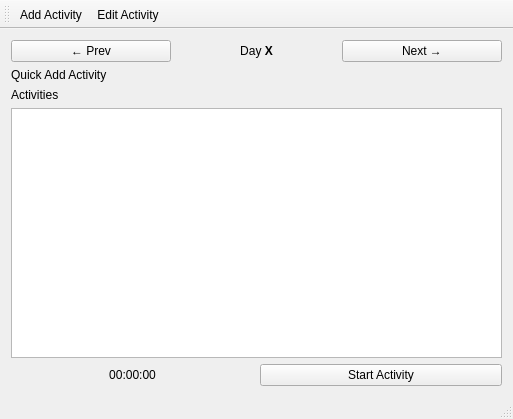
miere43/jatt, file src/TimeTracker/mainwindow.ui: the form before one commit.
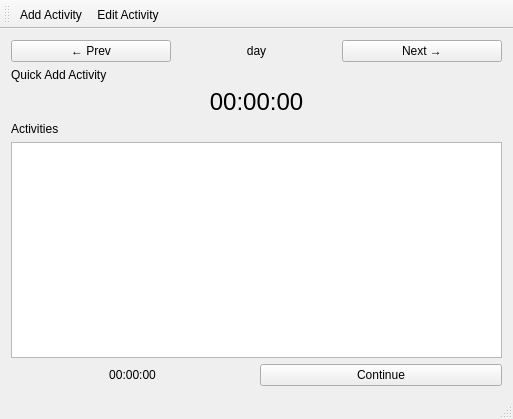
The form after the commit.

```diff
--- a/src/TimeTracker/mainwindow.ui
+++ b/src/TimeTracker/mainwindow.ui
@@ -29,8 +29,11 @@
         <property name="layoutDirection">
          <enum>Qt::LeftToRight</enum>
         </property>
+        <property name="styleSheet">
+         <string>#timePeriodTotalTimeLabel { font-size: 18pt; }</string>
+        </property>
         <property name="text">
-         <string>&lt;html&gt;&lt;head/&gt;&lt;body&gt;&lt;p&gt;Day&lt;span style=&quot; font-weight:600;&quot;&gt; X&lt;/span&gt;&lt;/p&gt;&lt;/body&gt;&lt;/html&gt;</string>
+         <string>&lt;html&gt;&lt;head/&gt;&lt;body&gt;&lt;p&gt;day&lt;/p&gt;&lt;/body&gt;&lt;/html&gt;</string>
         </property>
         <property name="textFormat">
          <enum>Qt::RichText</enum>
@@ -63,15 +66,35 @@
       </property>
      </layout>
     </item>
+    <item>
+     <widget class="QLabel" name="timePeriodTotalTimeLabel">
+      <property name="styleSheet">
+       <string notr="true">#timePeriodTotalTimeLabel { font-size: 18pt; }</string>
+      </property>
+      <property name="text">
+       <string>00:00:00</string>
+      </property>
+      <property name="alignment">
+       <set>Qt::AlignCenter</set>
+      </property>
+     </widget>
+    </item>
     <item>
      <widget class="QLabel" name="activityLabel">
+      <property name="styleSheet">
+       <string>#timePeriodTotalTimeLabel { font-size: 18pt; }</string>
+      </property>
       <property name="text">
        <string>Activities</string>
       </property>
      </widget>
     </item>
     <item>
-     <widget class="QListView" name="activitiesListView"/>
+     <widget class="QListView" name="activitiesListView">
+      <property name="styleSheet">
+       <string>#timePeriodTotalTimeLabel { font-size: 18pt; }</string>
+      </property>
+     </widget>
     </item>
     <item>
      <layout class="QHBoxLayout" name="horizontalLayout">
@@ -87,8 +110,11 @@
       </item>
       <item>
        <widget class="QPushButton" name="startActivityButton">
+        <property name="styleSheet">
+         <string>#timePeriodTotalTimeLabel { font-size: 18pt; }</string>
+        </property>
         <property name="text">
-         <string>Start Activity</string>
+         <string>Continue</string>
         </property>
        </widget>
       </item>
```
Left out of the diff: 12 changed lines with no effect on the pictures.
